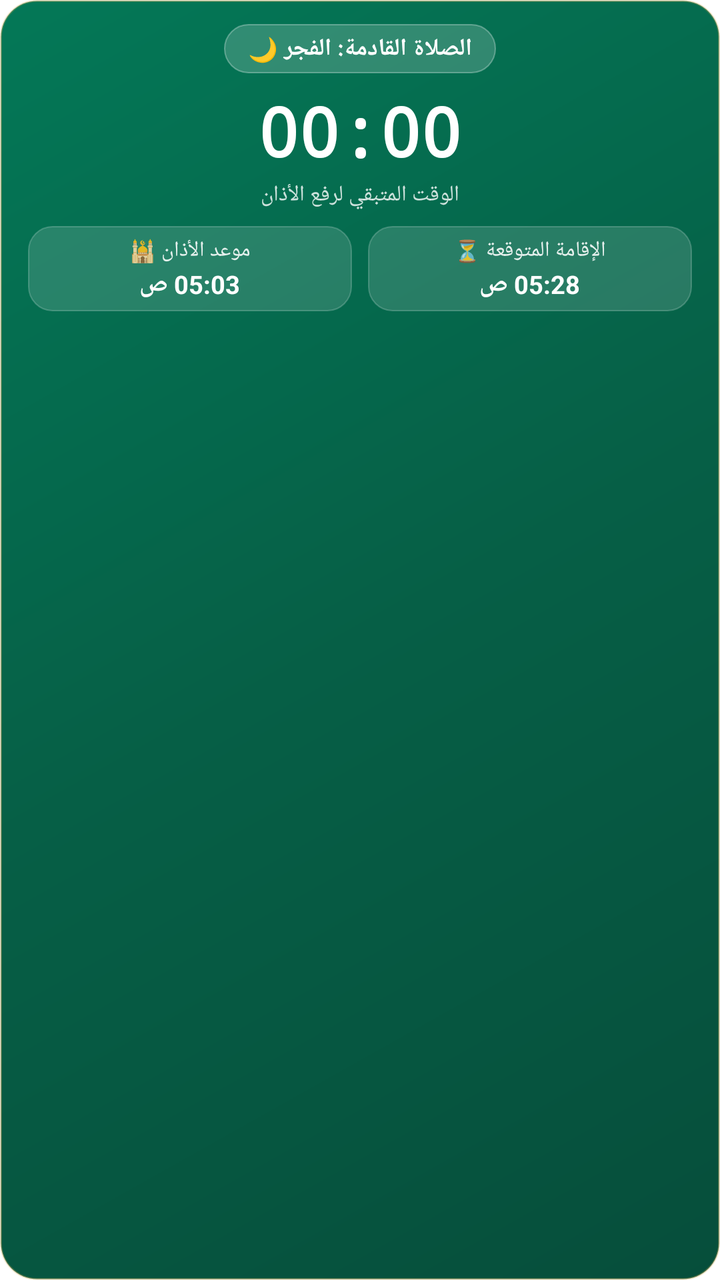
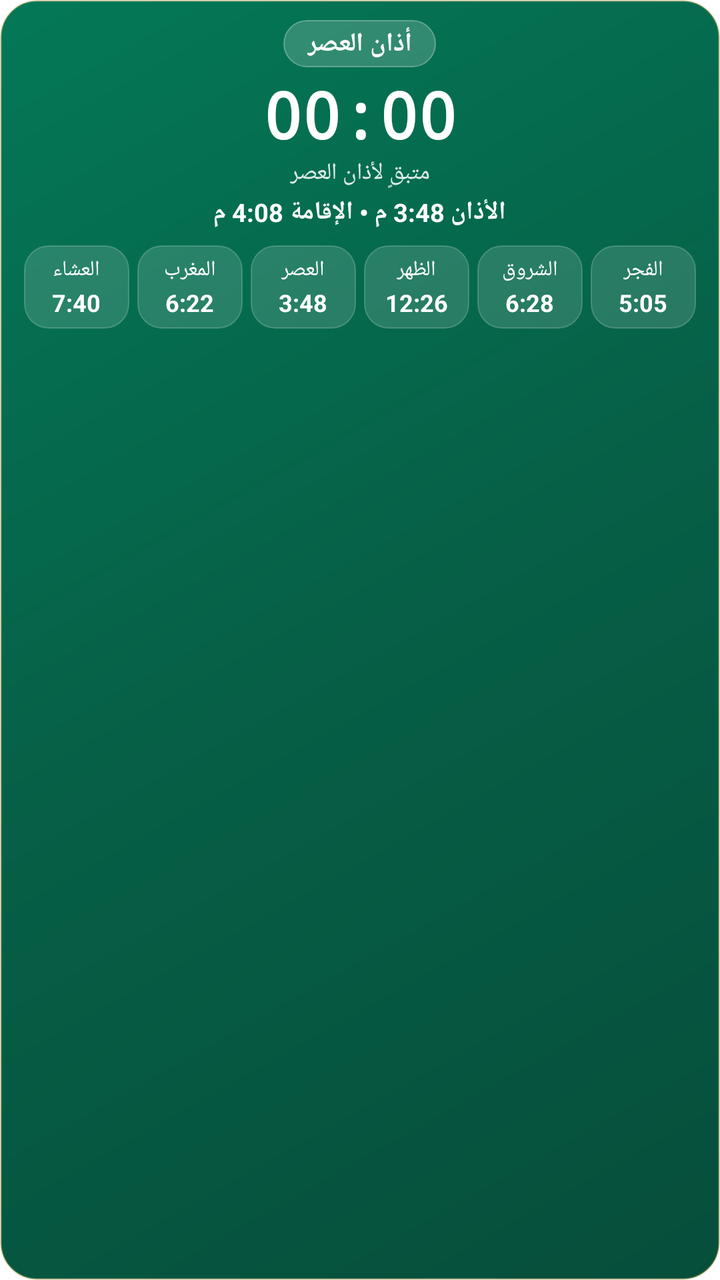

The first picture is an Android layout as it rendered before a commit; the second is the same layout after the commit. The layout source and the unified diff follow.
<!-- AndroidManifest.xml: fallback theme Theme.MaterialComponents.DayNight.NoActionBar -->
<!-- res/layout/notification_prayer_big.xml -->
<?xml version="1.0" encoding="utf-8"?>
<LinearLayout xmlns:android="http://schemas.android.com/apk/res/android"
    android:id="@+id/cardBackground"
    android:layout_width="match_parent"
    android:layout_height="wrap_content"
    android:orientation="vertical"
    android:background="@drawable/bg_prayer_card_normal"
    android:paddingStart="14dp"
    android:paddingEnd="14dp"
    android:paddingTop="12dp"
    android:paddingBottom="12dp"
    android:gravity="center_horizontal">

    
    <LinearLayout
        android:id="@+id/badgeLayout"
        android:layout_width="wrap_content"
        android:layout_height="wrap_content"
        android:orientation="horizontal"
        android:background="@drawable/bg_badge_capsule"
        android:paddingStart="12dp"
        android:paddingEnd="12dp"
        android:paddingTop="4dp"
        android:paddingBottom="4dp"
        android:gravity="center">

        <TextView
            android:id="@+id/badgeText"
            android:layout_width="wrap_content"
            android:layout_height="wrap_content"
            android:text="الصلاة القادمة: الفجر 🌙"
            android:textColor="#FFFFFF"
            android:textSize="12sp"
            android:textStyle="bold"
            android:gravity="center" />
    </LinearLayout>

    
    <Chronometer
        android:id="@+id/countdownChronometer"
        android:layout_width="wrap_content"
        android:layout_height="wrap_content"
        android:layout_marginTop="6dp"
        android:textColor="#FFFFFF"
        android:textSize="34sp"
        android:textStyle="bold"
        android:typeface="monospace"
        android:gravity="center" />

    
    <TextView
        android:id="@+id/countdownSubtitle"
        android:layout_width="wrap_content"
        android:layout_height="wrap_content"
        android:layout_marginTop="2dp"
        android:text="الوقت المتبقي لرفع الأذان"
        android:textColor="#CCFFFFFF"
        android:textSize="11sp"
        android:gravity="center" />

    
    <LinearLayout
        android:id="@+id/chipsRow"
        android:layout_width="match_parent"
        android:layout_height="wrap_content"
        android:orientation="horizontal"
        android:layout_marginTop="8dp"
        android:gravity="center">

        
        <LinearLayout
            android:layout_width="0dp"
            android:layout_weight="1"
            android:layout_height="wrap_content"
            android:orientation="vertical"
            android:background="@drawable/bg_time_chip"
            android:paddingStart="8dp"
            android:paddingEnd="8dp"
            android:paddingTop="5dp"
            android:paddingBottom="5dp"
            android:layout_marginEnd="4dp"
            android:gravity="center">

            <TextView
                android:id="@+id/chipAdhanLabel"
                android:layout_width="wrap_content"
                android:layout_height="wrap_content"
                android:text="موعد الأذان 🕌"
                android:textColor="#E0FFFFFF"
                android:textSize="10.5sp" />

            <TextView
                android:id="@+id/chipAdhanTime"
                android:layout_width="wrap_content"
                android:layout_height="wrap_content"
                android:layout_marginTop="1dp"
                android:text="05:03 ص"
                android:textColor="#FFFFFF"
                android:textSize="12.5sp"
                android:textStyle="bold" />
        </LinearLayout>

        
        <LinearLayout
            android:layout_width="0dp"
            android:layout_weight="1"
            android:layout_height="wrap_content"
            android:orientation="vertical"
            android:background="@drawable/bg_time_chip"
            android:paddingStart="8dp"
            android:paddingEnd="8dp"
            android:paddingTop="5dp"
            android:paddingBottom="5dp"
            android:layout_marginStart="4dp"
            android:gravity="center">

            <TextView
                android:id="@+id/chipIqamaLabel"
                android:layout_width="wrap_content"
                android:layout_height="wrap_content"
                android:text="الإقامة المتوقعة ⏳"
                android:textColor="#E0FFFFFF"
                android:textSize="10.5sp" />

            <TextView
                android:id="@+id/chipIqamaTime"
                android:layout_width="wrap_content"
                android:layout_height="wrap_content"
                android:layout_marginTop="1dp"
                android:text="05:28 ص"
                android:textColor="#FFFFFF"
                android:textSize="12.5sp"
                android:textStyle="bold" />
        </LinearLayout>
    </LinearLayout>

    
    <LinearLayout
        android:id="@+id/liveSilenceContainer"
        android:layout_width="match_parent"
        android:layout_height="wrap_content"
        android:layout_marginTop="8dp"
        android:gravity="center"
        android:visibility="gone">

        <TextView
            android:id="@+id/btnSilenceAdhan"
            android:layout_width="match_parent"
            android:layout_height="34dp"
            android:background="@drawable/bg_silence_btn"
            android:text="إسكات الأذان فوراً 🔇"
            android:textColor="#DC2626"
            android:textSize="12.5sp"
            android:textStyle="bold"
            android:gravity="center" />
    </LinearLayout>
</LinearLayout>
<!-- resources referenced by this layout -->
<resources>
  <!-- drawable bg_badge_capsule (drawable) -->
  <?xml version="1.0" encoding="utf-8"?>
  <shape xmlns:android="http://schemas.android.com/apk/res/android"
      android:shape="rectangle">
      <solid android:color="#2EFFFFFF" />
      <corners android:radius="24dp" />
      <stroke
          android:width="0.8dp"
          android:color="#4DFFFFFF" />
  </shape>
  <!-- drawable bg_prayer_card_normal (drawable) -->
  <?xml version="1.0" encoding="utf-8"?>
  <shape xmlns:android="http://schemas.android.com/apk/res/android"
      android:shape="rectangle">
      <gradient
          android:type="linear"
          android:angle="135"
          android:startColor="#064E3B"
          android:centerColor="#065F46"
          android:endColor="#047857" />
      <corners android:radius="18dp" />
      <stroke
          android:width="1dp"
          android:color="#4DCCA64D" />
  </shape>
  <!-- drawable bg_silence_btn (drawable) -->
  <?xml version="1.0" encoding="utf-8"?>
  <shape xmlns:android="http://schemas.android.com/apk/res/android"
      android:shape="rectangle">
      <solid android:color="#FFFFFF" />
      <corners android:radius="10dp" />
  </shape>
  <!-- drawable bg_time_chip (drawable) -->
  <?xml version="1.0" encoding="utf-8"?>
  <shape xmlns:android="http://schemas.android.com/apk/res/android"
      android:shape="rectangle">
      <solid android:color="#24FFFFFF" />
      <corners android:radius="12dp" />
      <stroke
          android:width="0.8dp"
          android:color="#33FFFFFF" />
  </shape>
</resources>

<!-- the commit's change to res/layout/notification_prayer_big.xml (unified diff, before → after) -->
@@ -4,154 +4,290 @@
     android:layout_width="match_parent"
     android:layout_height="wrap_content"
     android:orientation="vertical"
+    android:layoutDirection="rtl"
     android:background="@drawable/bg_prayer_card_normal"
-    android:paddingStart="14dp"
-    android:paddingEnd="14dp"
-    android:paddingTop="12dp"
-    android:paddingBottom="12dp"
+    android:paddingStart="12dp"
+    android:paddingEnd="12dp"
+    android:paddingTop="10dp"
+    android:paddingBottom="10dp"
     android:gravity="center_horizontal">
 
-    
     <LinearLayout
-        android:id="@+id/badgeLayout"
-        android:layout_width="wrap_content"
-        android:layout_height="wrap_content"
-        android:orientation="horizontal"
+        android:layout_width="wrap_content"
+        android:layout_height="wrap_content"
         android:background="@drawable/bg_badge_capsule"
         android:paddingStart="12dp"
         android:paddingEnd="12dp"
-        android:paddingTop="4dp"
-        android:paddingBottom="4dp"
-        android:gravity="center">
+        android:paddingTop="3dp"
+        android:paddingBottom="3dp">
 
         <TextView
-            android:id="@+id/badgeText"
+            android:id="@+id/bigTitle"
             android:layout_width="wrap_content"
             android:layout_height="wrap_content"
-            android:text="الصلاة القادمة: الفجر 🌙"
+            android:text="أذان العصر"
             android:textColor="#FFFFFF"
-            android:textSize="12sp"
-            android:textStyle="bold"
-            android:gravity="center" />
+            android:textSize="13sp"
+            android:textStyle="bold" />
     </LinearLayout>
 
-    
     <Chronometer
-        android:id="@+id/countdownChronometer"
-        android:layout_width="wrap_content"
-        android:layout_height="wrap_content"
-        android:layout_marginTop="6dp"
+        android:id="@+id/bigCountdown"
+        android:layout_width="wrap_content"
+        android:layout_height="wrap_content"
+        android:layout_marginTop="2dp"
+        android:layoutDirection="ltr"
+        android:textDirection="ltr"
         android:textColor="#FFFFFF"
-        android:textSize="34sp"
+        android:textSize="32sp"
         android:textStyle="bold"
-        android:typeface="monospace"
-        android:gravity="center" />
+        android:typeface="monospace" />
 
     
     <TextView
-        android:id="@+id/countdownSubtitle"
+        android:id="@+id/bigTargetTime"
         android:layout_width="wrap_content"
         android:layout_height="wrap_content"
         android:layout_marginTop="2dp"
-        android:text="الوقت المتبقي لرفع الأذان"
-        android:textColor="#CCFFFFFF"
-        android:textSize="11sp"
-        android:gravity="center" />
-
-    
+        android:textColor="#FFFFFF"
+        android:textSize="26sp"
+        android:textStyle="bold"
+        android:visibility="gone" />
+
+    <TextView
+        android:id="@+id/countdownLabel"
+        android:layout_width="wrap_content"
+        android:layout_height="wrap_content"
+        android:text="متبقٍ لأذان العصر"
+        android:textColor="#DDFFFFFF"
+        android:textSize="11.5sp" />
+
+    <TextView
+        android:id="@+id/bigDetail"
+        android:layout_width="wrap_content"
+        android:layout_height="wrap_content"
+        android:layout_marginTop="3dp"
+        android:text="الأذان 3:48 م • الإقامة 4:08 م"
+        android:textColor="#FFFFFF"
+        android:textSize="12.5sp"
+        android:textStyle="bold"
+        android:maxLines="1"
+        android:ellipsize="end" />
+
     <LinearLayout
-        android:id="@+id/chipsRow"
         android:layout_width="match_parent"
         android:layout_height="wrap_content"
-        android:orientation="horizontal"
         android:layout_marginTop="8dp"
-        android:gravity="center">
-
-        
-        <LinearLayout
-            android:layout_width="0dp"
-            android:layout_weight="1"
-            android:layout_height="wrap_content"
-            android:orientation="vertical"
-            android:background="@drawable/bg_time_chip"
-            android:paddingStart="8dp"
-            android:paddingEnd="8dp"
-            android:paddingTop="5dp"
-            android:paddingBottom="5dp"
-            android:layout_marginEnd="4dp"
-            android:gravity="center">
-
-            <TextView
-                android:id="@+id/chipAdhanLabel"
-                android:layout_width="wrap_content"
-                android:layout_height="wrap_content"
-                android:text="موعد الأذان 🕌"
-                android:textColor="#E0FFFFFF"
-                android:textSize="10.5sp" />
-
-            <TextView
-                android:id="@+id/chipAdhanTime"
-                android:layout_width="wrap_content"
-                android:layout_height="wrap_content"
-                android:layout_marginTop="1dp"
-                android:text="05:03 ص"
-                android:textColor="#FFFFFF"
-                android:textSize="12.5sp"
-                android:textStyle="bold" />
-        </LinearLayout>
-
-        
-        <LinearLayout
-            android:layout_width="0dp"
-            android:layout_weight="1"
-            android:layout_height="wrap_content"
-            android:orientation="vertical"
-            android:background="@drawable/bg_time_chip"
-            android:paddingStart="8dp"
-            android:paddingEnd="8dp"
-            android:paddingTop="5dp"
-            android:paddingBottom="5dp"
-            android:layout_marginStart="4dp"
-            android:gravity="center">
-
-            <TextView
-                android:id="@+id/chipIqamaLabel"
-                android:layout_width="wrap_content"
-                android:layout_height="wrap_content"
-                android:text="الإقامة المتوقعة ⏳"
-                android:textColor="#E0FFFFFF"
-                android:textSize="10.5sp" />
-
-            <TextView
-                android:id="@+id/chipIqamaTime"
-                android:layout_width="wrap_content"
-                android:layout_height="wrap_content"
-                android:layout_marginTop="1dp"
-                android:text="05:28 ص"
-                android:textColor="#FFFFFF"
-                android:textSize="12.5sp"
-                android:textStyle="bold" />
-        </LinearLayout>
-    </LinearLayout>
-
-    
-    <LinearLayout
-        android:id="@+id/liveSilenceContainer"
-        android:layout_width="match_parent"
-        android:layout_height="wrap_content"
-        android:layout_marginTop="8dp"
-        android:gravity="center"
-        android:visibility="gone">
-
-        <TextView
-            android:id="@+id/btnSilenceAdhan"
-            android:layout_width="match_parent"
-            android:layout_height="34dp"
-            android:background="@drawable/bg_silence_btn"
-            android:text="إسكات الأذان فوراً 🔇"
-            android:textColor="#DC2626"
-            android:textSize="12.5sp"
-            android:textStyle="bold"
-            android:gravity="center" />
+        android:orientation="horizontal">
+
+        <LinearLayout
+            android:id="@+id/cell0"
+            android:layout_width="0dp"
+            android:layout_weight="1"
+            android:layout_height="wrap_content"
+            android:layout_marginStart="0dp"
+            android:layout_marginEnd="2dp"
+            android:orientation="vertical"
+            android:gravity="center"
+            android:paddingTop="5dp"
+            android:paddingBottom="5dp"
+            android:background="@drawable/bg_time_chip">
+
+            <TextView
+                android:id="@+id/cell0Name"
+                android:layout_width="wrap_content"
+                android:layout_height="wrap_content"
+                android:text="الفجر"
+                android:textColor="#FFFFFF"
+                android:textSize="10.5sp"
+                android:maxLines="1" />
+
+            <TextView
+                android:id="@+id/cell0Time"
+                android:layout_width="wrap_content"
+                android:layout_height="wrap_content"
+                android:layout_marginTop="1dp"
+                android:text="5:05"
+                android:textColor="#FFFFFF"
+                android:textSize="12sp"
+                android:textStyle="bold"
+                android:textDirection="ltr"
+                android:maxLines="1" />
+        </LinearLayout>
+
+        <LinearLayout
+            android:id="@+id/cell1"
+            android:layout_width="0dp"
+            android:layout_weight="1"
+            android:layout_height="wrap_content"
+            android:layout_marginStart="2dp"
+            android:layout_marginEnd="2dp"
+            android:orientation="vertical"
+            android:gravity="center"
+            android:paddingTop="5dp"
+            android:paddingBottom="5dp"
+            android:background="@drawable/bg_time_chip">
+
+            <TextView
+                android:id="@+id/cell1Name"
+                android:layout_width="wrap_content"
+                android:layout_height="wrap_content"
+                android:text="الشروق"
+                android:textColor="#FFFFFF"
+                android:textSize="10.5sp"
+                android:maxLines="1" />
+
+            <TextView
+                android:id="@+id/cell1Time"
+                android:layout_width="wrap_content"
+                android:layout_height="wrap_content"
+                android:layout_marginTop="1dp"
+                android:text="6:28"
+                android:textColor="#FFFFFF"
+                android:textSize="12sp"
+                android:textStyle="bold"
+                android:textDirection="ltr"
+                android:maxLines="1" />
+        </LinearLayout>
+
+        <LinearLayout
+            android:id="@+id/cell2"
+            android:layout_width="0dp"
+            android:layout_weight="1"
+            android:layout_height="wrap_content"
+            android:layout_marginStart="2dp"
+            android:layout_marginEnd="2dp"
+            android:orientation="vertical"
+            android:gravity="center"
+            android:paddingTop="5dp"
+            android:paddingBottom="5dp"
+            android:background="@drawable/bg_time_chip">
+
+            <TextView
+                android:id="@+id/cell2Name"
+                android:layout_width="wrap_content"
+                android:layout_height="wrap_content"
+                android:text="الظهر"
+                android:textColor="#FFFFFF"
+                android:textSize="10.5sp"
+                android:maxLines="1" />
+
+            <TextView
+                android:id="@+id/cell2Time"
+                android:layout_width="wrap_content"
+                android:layout_height="wrap_content"
+                android:layout_marginTop="1dp"
+                android:text="12:26"
+                android:textColor="#FFFFFF"
+                android:textSize="12sp"
+                android:textStyle="bold"
+                android:textDirection="ltr"
+                android:maxLines="1" />
+        </LinearLayout>
+
+        <LinearLayout
+            android:id="@+id/cell3"
+            android:layout_width="0dp"
+            android:layout_weight="1"
+            android:layout_height="wrap_content"
+            android:layout_marginStart="2dp"
+            android:layout_marginEnd="2dp"
+            android:orientation="vertical"
+            android:gravity="center"
+            android:paddingTop="5dp"
+            android:paddingBottom="5dp"
+            android:background="@drawable/bg_time_chip">
+
+            <TextView
+                android:id="@+id/cell3Name"
+                android:layout_width="wrap_content"
+                android:layout_height="wrap_content"
+                android:text="العصر"
+                android:textColor="#FFFFFF"
+                android:textSize="10.5sp"
+                android:maxLines="1" />
+
+            <TextView
+                android:id="@+id/cell3Time"
+                android:layout_width="wrap_content"
+                android:layout_height="wrap_content"
+                android:layout_marginTop="1dp"
+                android:text="3:48"
+                android:textColor="#FFFFFF"
+                android:textSize="12sp"
+                android:textStyle="bold"
+                android:textDirection="ltr"
+                android:maxLines="1" />
+        </LinearLayout>
+
+        <LinearLayout
+            android:id="@+id/cell4"
+            android:layout_width="0dp"
+            android:layout_weight="1"
+            android:layout_height="wrap_content"
+            android:layout_marginStart="2dp"
+            android:layout_marginEnd="2dp"
+            android:orientation="vertical"
+            android:gravity="center"
+            android:paddingTop="5dp"
+            android:paddingBottom="5dp"
+            android:background="@drawable/bg_time_chip">
+
+            <TextView
+                android:id="@+id/cell4Name"
+                android:layout_width="wrap_content"
+                android:layout_height="wrap_content"
+                android:text="المغرب"
+                android:textColor="#FFFFFF"
+                android:textSize="10.5sp"
+                android:maxLines="1" />
+
+            <TextView
+                android:id="@+id/cell4Time"
+                android:layout_width="wrap_content"
+                android:layout_height="wrap_content"
+                android:layout_marginTop="1dp"
+                android:text="6:22"
+                android:textColor="#FFFFFF"
+                android:textSize="12sp"
+                android:textStyle="bold"
+                android:textDirection="ltr"
+                android:maxLines="1" />
+        </LinearLayout>
+
+        <LinearLayout
+            android:id="@+id/cell5"
+            android:layout_width="0dp"
+            android:layout_weight="1"
+            android:layout_height="wrap_content"
+            android:layout_marginStart="2dp"
+            android:layout_marginEnd="0dp"
+            android:orientation="vertical"
+            android:gravity="center"
+            android:paddingTop="5dp"
+            android:paddingBottom="5dp"
+            android:background="@drawable/bg_time_chip">
+
+            <TextView
+                android:id="@+id/cell5Name"
+                android:layout_width="wrap_content"
+                android:layout_height="wrap_content"
+                android:text="العشاء"
+                android:textColor="#FFFFFF"
+                android:textSize="10.5sp"
+                android:maxLines="1" />
+
+            <TextView
+                android:id="@+id/cell5Time"
+                android:layout_width="wrap_content"
+                android:layout_height="wrap_content"
+                android:layout_marginTop="1dp"
+                android:text="7:40"
+                android:textColor="#FFFFFF"
+                android:textSize="12sp"
+                android:textStyle="bold"
+                android:textDirection="ltr"
+                android:maxLines="1" />
+        </LinearLayout>
     </LinearLayout>
 </LinearLayout>
<!-- resource entries referenced after the edit -->
@@ -25,13 +25,6 @@
           android:width="1dp"
           android:color="#4DCCA64D" />
   </shape>
-  <!-- drawable bg_silence_btn (drawable) -->
-  <?xml version="1.0" encoding="utf-8"?>
-  <shape xmlns:android="http://schemas.android.com/apk/res/android"
-      android:shape="rectangle">
-      <solid android:color="#FFFFFF" />
-      <corners android:radius="10dp" />
-  </shape>
   <!-- drawable bg_time_chip (drawable) -->
   <?xml version="1.0" encoding="utf-8"?>
   <shape xmlns:android="http://schemas.android.com/apk/res/android"
